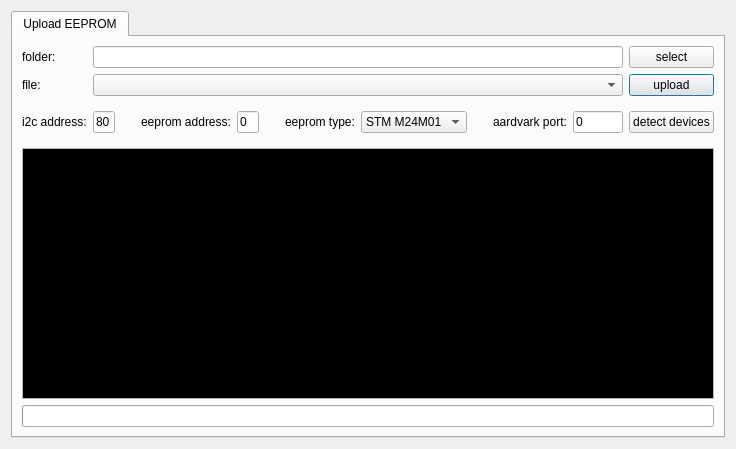
szieke/ScriptCommunicator_serial-terminal, file ScriptCommunicator/exampleScripts/WorkerScripts/UploadFileToEeprom/uploadFileToEeprom.ui: the form before one commit.
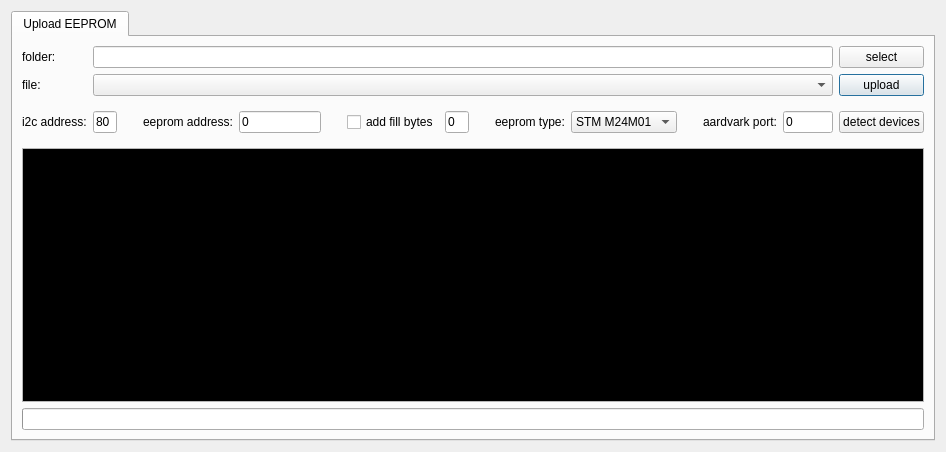
The form after the commit.

Commit message: new option: add fill bytes

Patch:
```diff
--- a/ScriptCommunicator/exampleScripts/WorkerScripts/UploadFileToEeprom/uploadFileToEeprom.ui
+++ b/ScriptCommunicator/exampleScripts/WorkerScripts/UploadFileToEeprom/uploadFileToEeprom.ui
@@ -6,8 +6,8 @@
    <rect>
     <x>0</x>
     <y>0</y>
-    <width>672</width>
-    <height>449</height>
+    <width>946</width>
+    <height>452</height>
    </rect>
   </property>
   <property name="windowTitle">
@@ -227,6 +227,48 @@
            </property>
           </spacer>
          </item>
+         <item>
+          <widget class="QCheckBox" name="AddFillBytes">
+           <property name="toolTip">
+            <string>&lt;html&gt;&lt;head/&gt;&lt;body&gt;&lt;p&gt;if selected then an the last EEPROM page in which the file will be written is filled with a fill byte&lt;/p&gt;&lt;/body&gt;&lt;/html&gt;</string>
+           </property>
+           <property name="text">
+            <string>add fill bytes</string>
+           </property>
+          </widget>
+         </item>
+         <item>
+          <widget class="QLineEdit" name="FillBytes">
+           <property name="maximumSize">
+            <size>
+             <width>50</width>
+             <height>16777215</height>
+            </size>
+           </property>
+           <property name="toolTip">
+            <string>the fill byte</string>
+           </property>
+           <property name="text">
+            <string>0</string>
+           </property>
+          </widget>
+         </item>
+         <item>
+          <spacer name="verticalSpacer_4">
+           <property name="orientation">
+            <enum>Qt::Vertical</enum>
+           </property>
+           <property name="sizeType">
+            <enum>QSizePolicy::Fixed</enum>
+           </property>
+           <property name="sizeHint" stdset="0">
+            <size>
+             <width>20</width>
+             <height>40</height>
+            </size>
+           </property>
+          </spacer>
+         </item>
          <item>
           <widget class="QLabel" name="label_5">
            <property name="text">
```
The commit also changes 1 other file.
